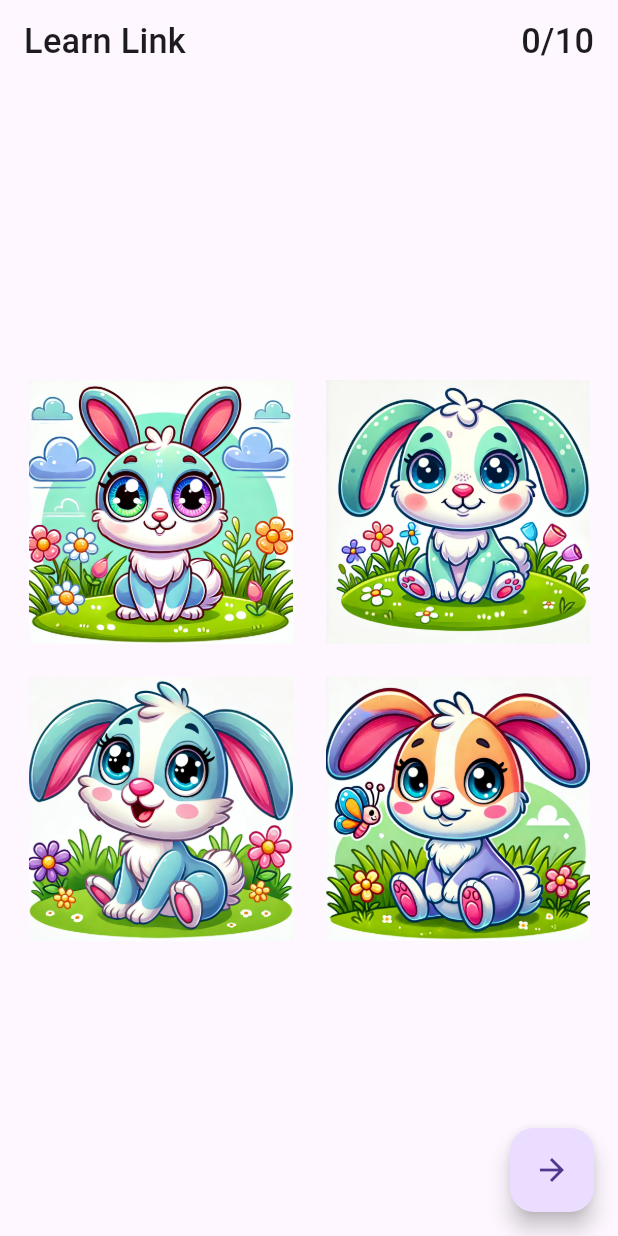
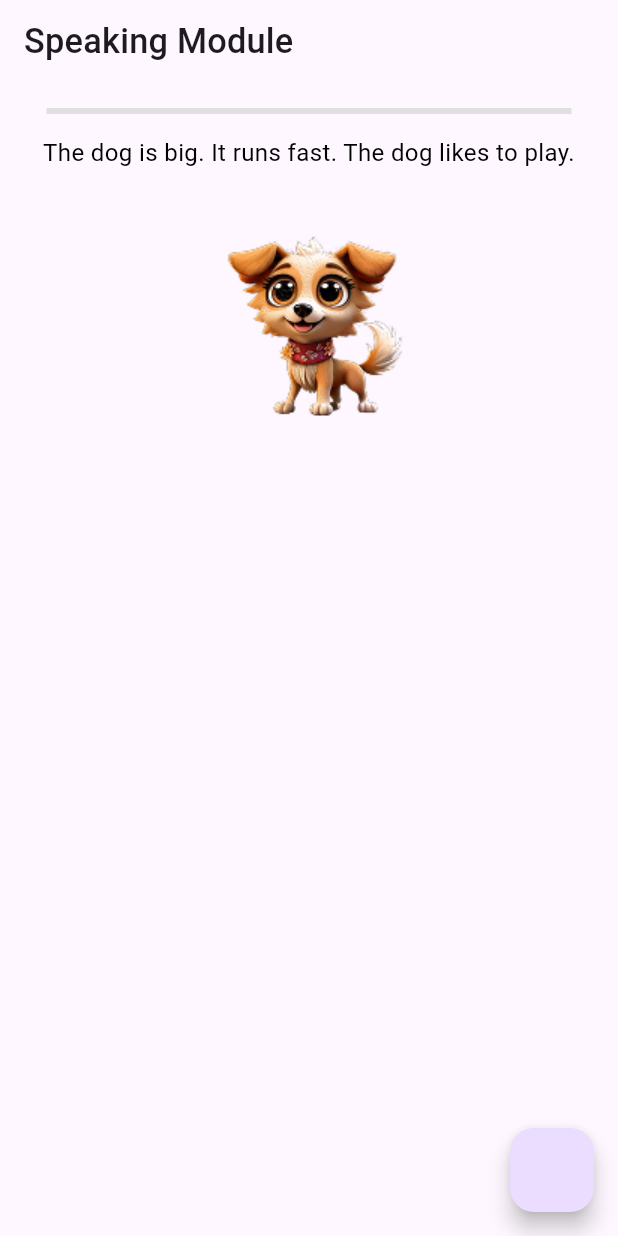
Before and after one commit to imshadabkhan/learn_link, a Flutter app: the screen it shows after launch, on a phone screen of 412 x 824 dp. Run offline on Flutter 3.47's test engine with Material 3 defaults, Android fonts, the phone set to English and light mode, and no system bars; our stand-ins replace flutter_screenutil, get.

Commit message:
reading module ui added

```diff
--- a/lib/main.dart
+++ b/lib/main.dart
@@ -1,6 +1,9 @@
 import 'package:flutter/material.dart';
 import 'package:flutter_screenutil/flutter_screenutil.dart';
-import 'package:learn_link/view/modules/attention/attention.dart';
+import 'package:learn_link/view/speaking/speaking_screen.dart';
+
+
+import 'view/attention/attention_screen.dart';
 
 void main() => runApp(MyApp());
 
@@ -27,7 +30,8 @@ class MyApp extends StatelessWidget {
           home: child,
         );
       },
-      child: AttentionModule(),
+       child: SpeakingScreen(),
+      // child: AttentionModule(),
     );
   }
 }
--- a/lib/view/modules/attention/attention.dart
+++ /dev/null
@@ -1,93 +0,0 @@
-import 'package:flutter/material.dart';
-import 'package:get/get.dart';
-import 'package:learn_link/view/modules/attention/controller.dart';
-
-
-class AttentionModule extends StatelessWidget {
-  AttentionModuleController attentionModuleController=Get.put(AttentionModuleController());
-
-  AttentionModule({super.key});
-  initState() {
-    attentionModuleController.opacityAndVisibilityController();
-  }
-
-  @override
-  Widget build(BuildContext context) {
-
-    return Scaffold(
-      appBar: AppBar(
-        title: Row(
-          mainAxisAlignment: MainAxisAlignment.spaceBetween,
-          children: [
-            const Text("Learn Link"),
-            Text("${attentionModuleController.totalMarks}/10")
-          ],
-        ),
-      ),
-      floatingActionButton: FloatingActionButton(
-        onPressed: attentionModuleController.marksCounter,
-        child: const Icon(Icons.arrow_forward),
-      ),
-      body: Stack(
-        children: [
-          Center(
-            child: Padding(
-              padding: const EdgeInsets.all(16.0),
-              child: GridView.builder(
-                shrinkWrap: true,
-                physics: const NeverScrollableScrollPhysics(),
-                gridDelegate: const SliverGridDelegateWithFixedCrossAxisCount(
-                  crossAxisCount: 2,
-                  crossAxisSpacing: 16.0,
-                  mainAxisSpacing: 16.0,
-                ),
-                itemCount: attentionModuleController
-                    .subImages[attentionModuleController.currentIndex].length,
-                itemBuilder: (context, index) {
-                  return GestureDetector(
-                    onTap: () {
-                      attentionModuleController.selectedImage = attentionModuleController
-                          .subImages[attentionModuleController.currentIndex][index];
-
-                      debugPrint(
-                          "Selected: ${attentionModuleController.subImages[attentionModuleController.currentIndex][index]}");
-                    },
-                    child: Container(
-                      decoration: BoxDecoration(
-                        border: Border.all(
-                          color: attentionModuleController.selectedImage ==
-                              attentionModuleController.subImages[
-                              attentionModuleController.currentIndex][index]
-                              ? Colors.green
-                              : Colors.transparent,
-                          width: 3.0,
-                        ),
-                        borderRadius: BorderRadius.circular(10),
-                      ),
-                      child: Image.asset(
-                        attentionModuleController
-                            .subImages[attentionModuleController.currentIndex][index],
-                        fit: BoxFit.cover,
-                      ),
-                    ),
-                  );
-                },
-              ),
-            ),
-          ),
-          if (attentionModuleController.overlayVisible.value)
-            Positioned.fill(
-              child: AnimatedOpacity(
-                opacity: attentionModuleController.opacity.value,
-                duration: const Duration(seconds: 1),
-                child: Image.asset(
-                    attentionModuleController
-                        .mainImages[attentionModuleController.currentIndex],
-                    fit: BoxFit.fitWidth),
-              ),
-            ),
-        ],
-      ),
-    );
-  }
-}
--- /dev/null
+++ b/lib/view/speaking/controller.dart
@@ -0,0 +1,27 @@
+import 'package:get/get.dart';
+
+class SpeakingController extends GetxController {
+  RxInt paragraphIndex = 0.obs;
+  RxDouble progress = 0.0.obs;
+  RxList<String> myParagraphs = [
+    "The dog is big. It runs fast. The dog likes to play.",
+    "Sam has a toy. It is a red car. Sam plays with it every day. He loves his toy.",
+    "Lily has a pet cat. The cat is small and soft. It likes to sleep in the sun. The cat purrs when Lily pets it.",
+    "Ben and Mia go to the park. They run and jump on the swings. Ben likes to climb the big slide. Mia laughs when she slides down fast.",
+    "The sun is shining in the sky. Birds are singing in the trees. The flowers are colorful and smell sweet. It is a beautiful day, and the children are happy playing outside.",
+  ].obs;
+  RxList<String> myParagraphImages = [
+    "assets/images/paragraph_one_image.png",
+    "assets/images/paragraph_two_image.jpg",
+    "assets/images/paragraph_three_image.jpg",
+    "assets/images/paragraph_four_image.jpg",
+    "assets/images/paragraph_five_image.jpg"
+  ].obs;
+
+  updateIndex(){
+    if(paragraphIndex.value <4){ paragraphIndex.value = paragraphIndex.value + 1;}
+    progress.value=paragraphIndex.value/4;
+
+    print("text updated ${paragraphIndex.value}");
+  }
+}
--- /dev/null
+++ b/lib/view/speaking/speaking_screen.dart
@@ -0,0 +1,54 @@
+import 'package:flutter/material.dart';
+import 'package:get/get.dart';
+import 'package:learn_link/view/speaking/controller.dart';
+
+class SpeakingScreen extends StatelessWidget {
+  SpeakingController speakingController = Get.put(SpeakingController());
+
+  SpeakingScreen({super.key});
+  @override
+  Widget build(BuildContext context) {
+    return Scaffold(
+      floatingActionButton: FloatingActionButton(onPressed: () {
+        speakingController.updateIndex();
+      }),
+      appBar: AppBar(
+        title: Text("Speaking Module"),
+      ),
+      body: Padding(
+        padding: const EdgeInsets.symmetric(horizontal: 15.0),
+        child: Column(
+          children: [
+            Padding(
+              padding: const EdgeInsets.all(16.0),
+              child: Obx(
+                () => LinearProgressIndicator(
+                  value: speakingController.progress.value,
+                  backgroundColor: Colors.grey[300],
+                  valueColor: AlwaysStoppedAnimation<Color>(Colors.green),
+                ),
+              ),
+            ),
+            Obx(
+              () => Text(
+                speakingController
+                    .myParagraphs[speakingController.paragraphIndex.value]
+                    .toString(),
+                style: TextStyle(color: Colors.black),
+                textAlign: TextAlign.center,
+              ),
+            ),
+            SizedBox(
+              height: 40,
+            ),
+
+            Obx(()=>   Image.asset(speakingController
+                .myParagraphImages[speakingController.paragraphIndex.value]
+                .toString()),),
+
+          ],
+        ),
+      ),
+    );
+  }
+}
```
Also changed, not shown: lib/view/attention/attention_screen.dart (added, +92 -0 lines), lib/view/attention/controller.dart (renamed from lib/view/modules/attention/controller.dart, +21 -25 lines), assets/images/paragraph_five_image.jpg (added), assets/images/paragraph_four_image.jpg (added), assets/images/paragraph_one_image.png (added), assets/images/paragraph_three_image.jpg (added), assets/images/paragraph_two_image.jpg (added).
